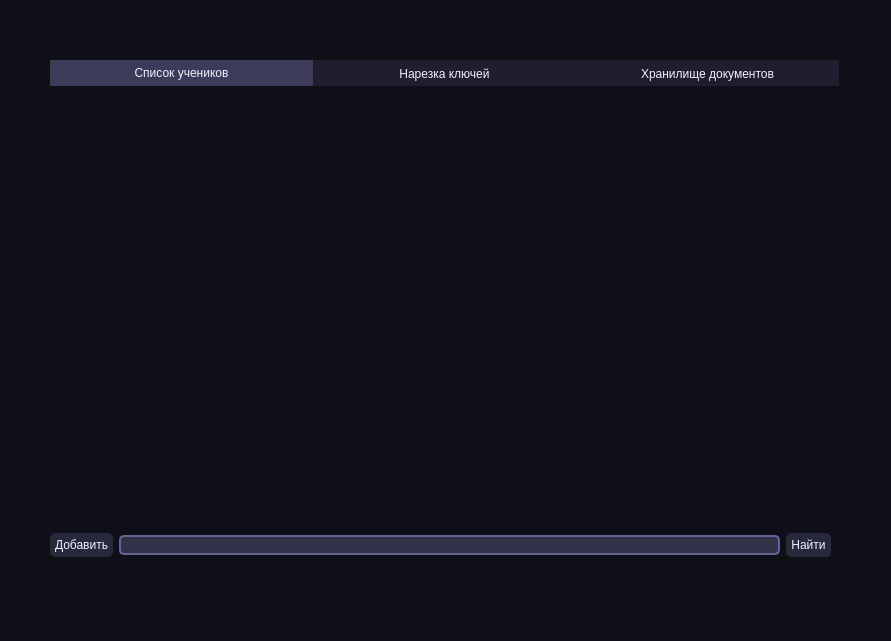
Qt form src/ui/main.ui (ZeynX92/SmartStudentList) before a commit.
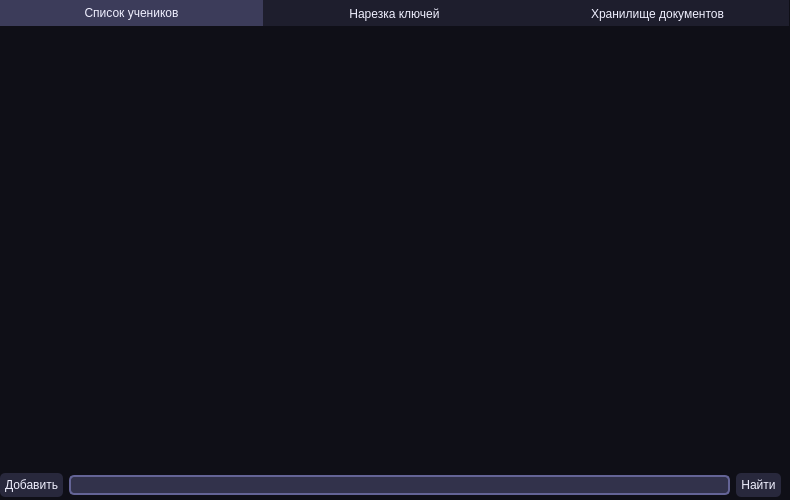
The same form after that commit. The open tabs and pages were chosen to show the change.

The edit to the form file:
```diff
--- a/src/ui/main.ui
+++ b/src/ui/main.ui
@@ -6,8 +6,8 @@
    <rect>
     <x>0</x>
     <y>0</y>
-    <width>891</width>
-    <height>641</height>
+    <width>790</width>
+    <height>500</height>
    </rect>
   </property>
   <property name="sizePolicy">
@@ -24,8 +24,8 @@
   </property>
   <property name="maximumSize">
    <size>
-    <width>99999</width>
-    <height>99999</height>
+    <width>790</width>
+    <height>500</height>
    </size>
   </property>
   <property name="windowTitle">
@@ -89,17 +89,11 @@
      <verstretch>0</verstretch>
     </sizepolicy>
    </property>
-   <property name="minimumSize">
-    <size>
-     <width>0</width>
-     <height>640</height>
-    </size>
-   </property>
    <widget class="QWidget" name="verticalLayoutWidget">
     <property name="geometry">
      <rect>
-      <x>50</x>
-      <y>60</y>
+      <x>0</x>
+      <y>0</y>
       <width>791</width>
       <height>501</height>
      </rect>
@@ -130,6 +124,9 @@
              <font>
               <family>Arial</family>
               <pointsize>10</pointsize>
+              <weight>50</weight>
+              <italic>false</italic>
+              <bold>false</bold>
              </font>
             </property>
             <property name="styleSheet">
```
Left out of the diff: 4 changed lines with no effect on the pictures.
